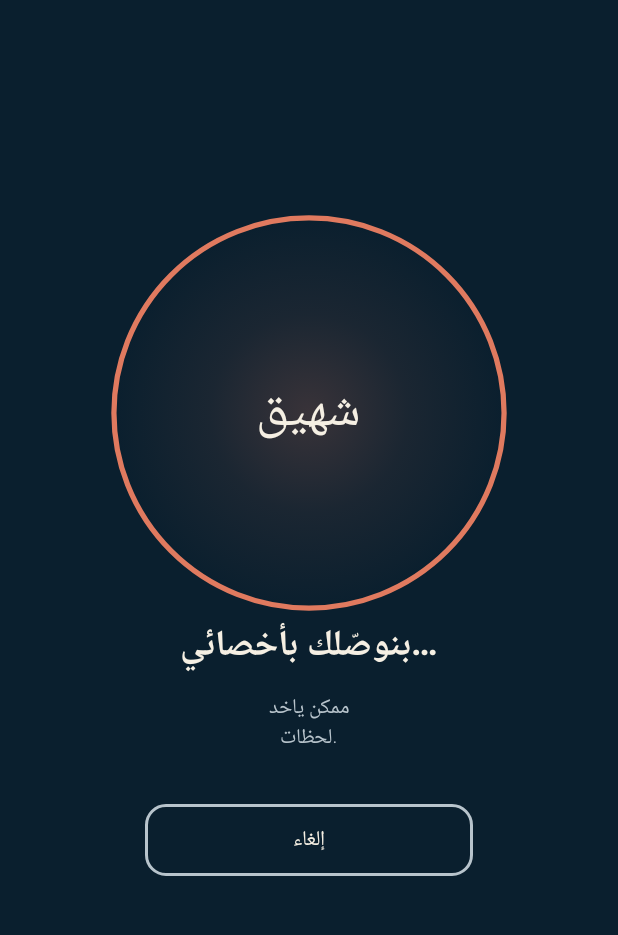
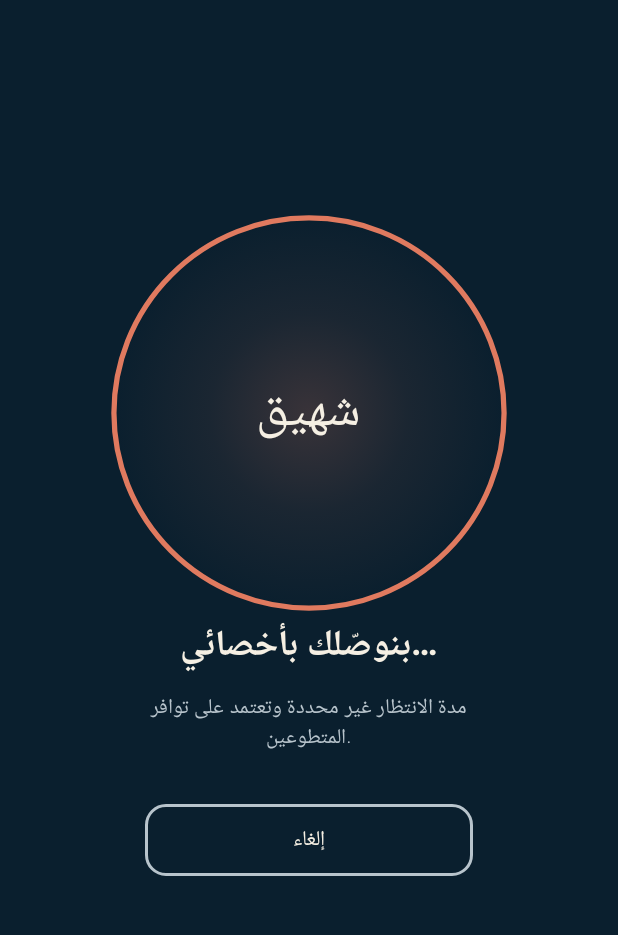
Before and after one commit to AhmedAbdoRH/MadarApp-, an Android app built with Jetpack Compose: the composable WaitingScreen shown on its own in the app's theme, on a phone screen of 412 x 824 dp, the part 96-1031 px from its top. Run offline under Robolectric (Android 15) with nearby library versions, the phone set to English and light mode, and no system bars; 11 statements that could not run were skipped.

Commit message:
Improve reviewed UX: WaitingScreen.kt

```diff
--- a/app/src/main/java/com/example/ui/screens/WaitingScreen.kt
+++ b/app/src/main/java/com/example/ui/screens/WaitingScreen.kt
@@ -188,7 +188,7 @@ fun WaitingScreen(
                 Spacer(modifier = Modifier.height(8.dp))
 
                 Text(
-                    text = "ممكن ياخد لحظات.",
+                    text = "مدة الانتظار غير محددة وتعتمد على توافر المتطوعين.",
                     style = MaterialTheme.typography.bodyMedium,
                     color = SanadTheme.colors.textSecondary,
                     textAlign = TextAlign.Center
```
